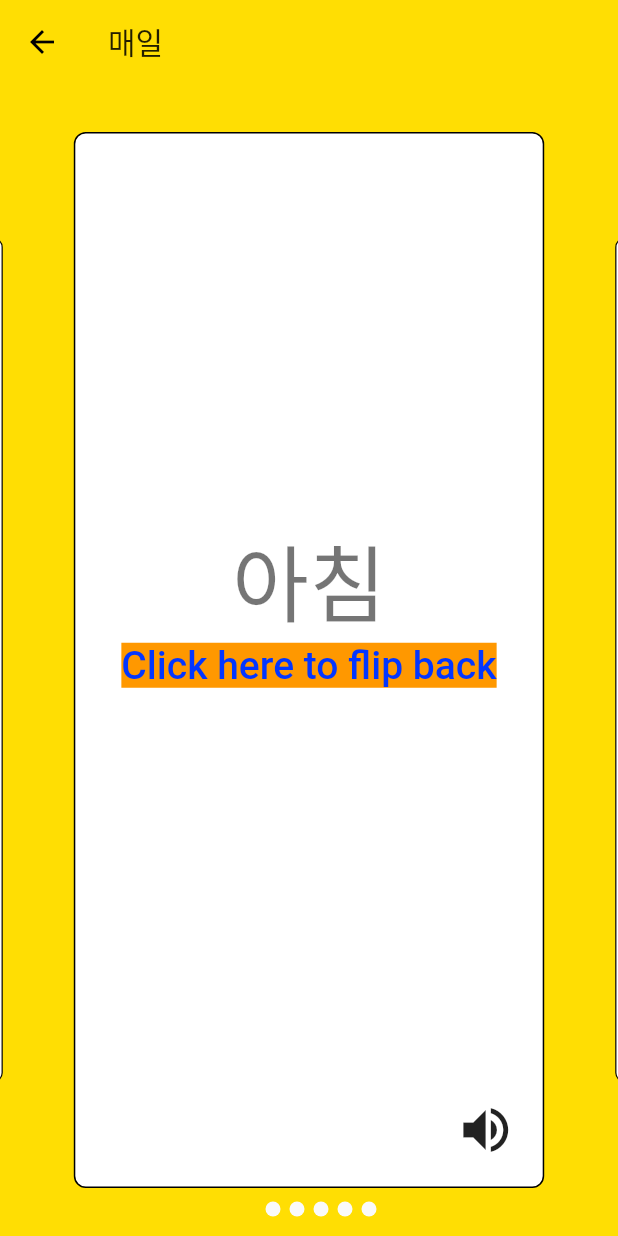
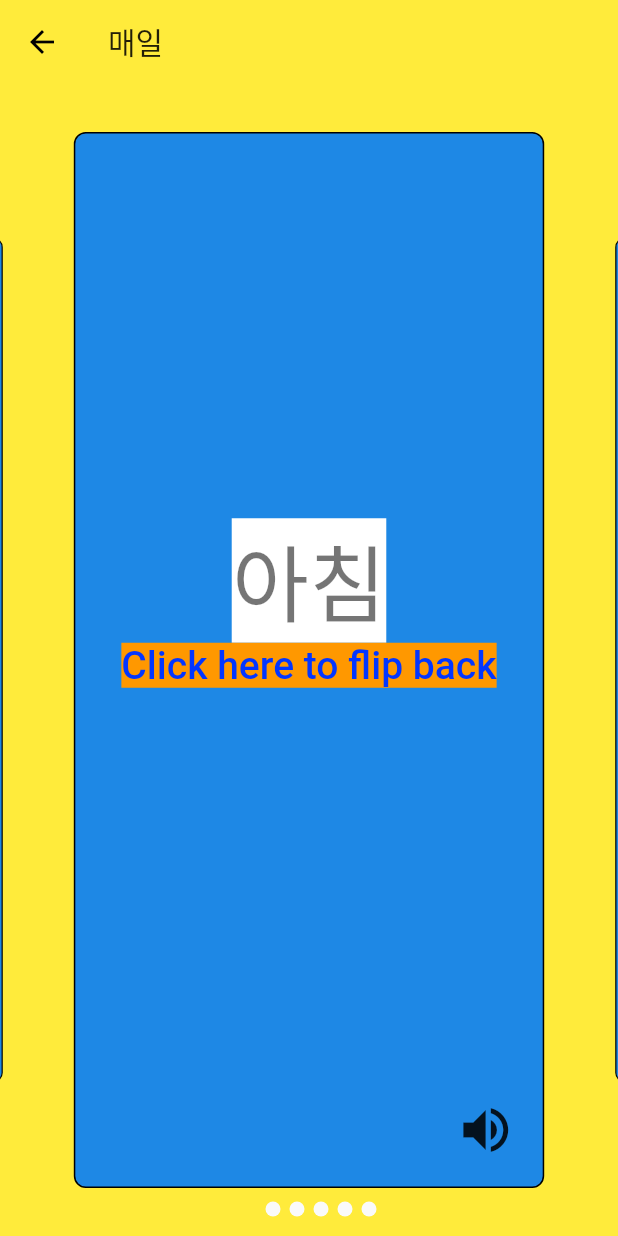
Before and after one commit to yuljlee/flashcards_kr, a Flutter app: the screen it shows after launch, after a tap on "매일", on a phone screen of 412 x 824 dp. Run offline on Flutter 3.47's test engine with Material 2 defaults, Android fonts, the phone set to English and light mode, and no system bars; drawn by our look-alikes of flip_card; our stand-ins replace flutter_swiper, flutter_tts; Roboto replaces fonts that are missing (Rubik).

Commit message:
feat: Change main color theme

```diff
--- a/lib/main.dart
+++ b/lib/main.dart
@@ -10,8 +10,10 @@ class MyApp extends StatelessWidget {
     return MaterialApp(
       title: 'Korean Flashcards',
       theme: ThemeData(
-        primaryColor: const Color(0xFFFFDE03),
-        accentColor: const Color(0xFF0336FF),
+        primaryColor: const Color(0xffffeb3b),
+        primaryColorLight: const Color(0xffffff72),
+        primaryColorDark: const Color(0xffc8b900),
+        accentColor: const Color(0xFF1e88e5),
         accentColorBrightness: Brightness.dark,
 
         fontFamily: 'Rubik',
--- a/lib/ui/cardlist.dart
+++ b/lib/ui/cardlist.dart
@@ -54,7 +54,7 @@ class CardList extends StatelessWidget {
         front: Container(
           decoration: BoxDecoration(
             //color: Color(0xFF006666),
-            color: Colors.white,
+            color: Theme.of(context).accentColor,
             border: Border.all(),
             borderRadius: BorderRadius.all(Radius.circular(8.0)),
           ),
--- a/lib/ui/home.dart
+++ b/lib/ui/home.dart
@@ -78,7 +78,7 @@ class Home extends StatelessWidget {
                         Container(
                           alignment: Alignment.bottomCenter,
                           height: 10.0,
-                          color: const Color(0xFF0336FF),
+                          color: Theme.of(context).accentColor,
                         )
                         ],
                       ),
@@ -114,7 +114,8 @@ class Home extends StatelessWidget {
           ],
         ),
 
-      backgroundColor: const Color(0xFFFFDE03),
+      //backgroundColor: const Color(0xFFFFDE03),
+      backgroundColor: Theme.of(context).primaryColor,
 
       body:
 
```
